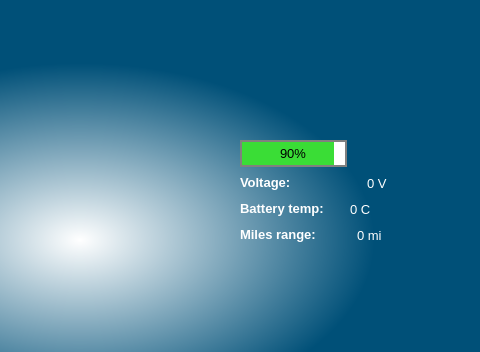
First picture: the form in Dashboard.ui, repository uci-solar-car/Production-Dashboard-Code, before the edit; both pictures show x 320 to 800 and y 0 to 352 of the 800 by 480 pixel window.
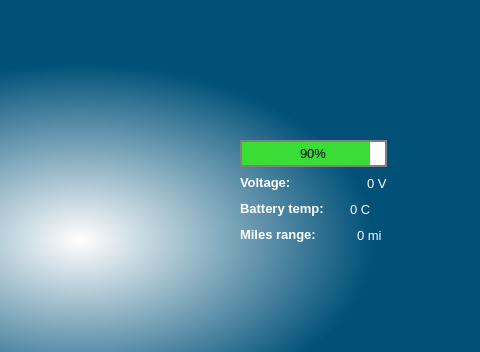
Second picture: the form after the edit. Icons and pictures are not drawn.

Commit message: Edit widget sizing

The edit to the form file:
```diff
--- a/Dashboard.ui
+++ b/Dashboard.ui
@@ -58,7 +58,7 @@
      <rect>
       <x>560</x>
       <y>140</y>
-      <width>221</width>
+      <width>201</width>
       <height>191</height>
      </rect>
     </property>
@@ -90,22 +90,6 @@
          </property>
         </widget>
        </item>
-       <item>
-        <spacer name="horizontalSpacer_4">
-         <property name="orientation">
-          <enum>Qt::Horizontal</enum>
-         </property>
-         <property name="sizeType">
-          <enum>QSizePolicy::Fixed</enum>
-         </property>
-         <property name="sizeHint" stdset="0">
-          <size>
-           <width>40</width>
-           <height>20</height>
-          </size>
-         </property>
-        </spacer>
-       </item>
       </layout>
      </item>
      <item>
```
The commit also changes 1 other file.
